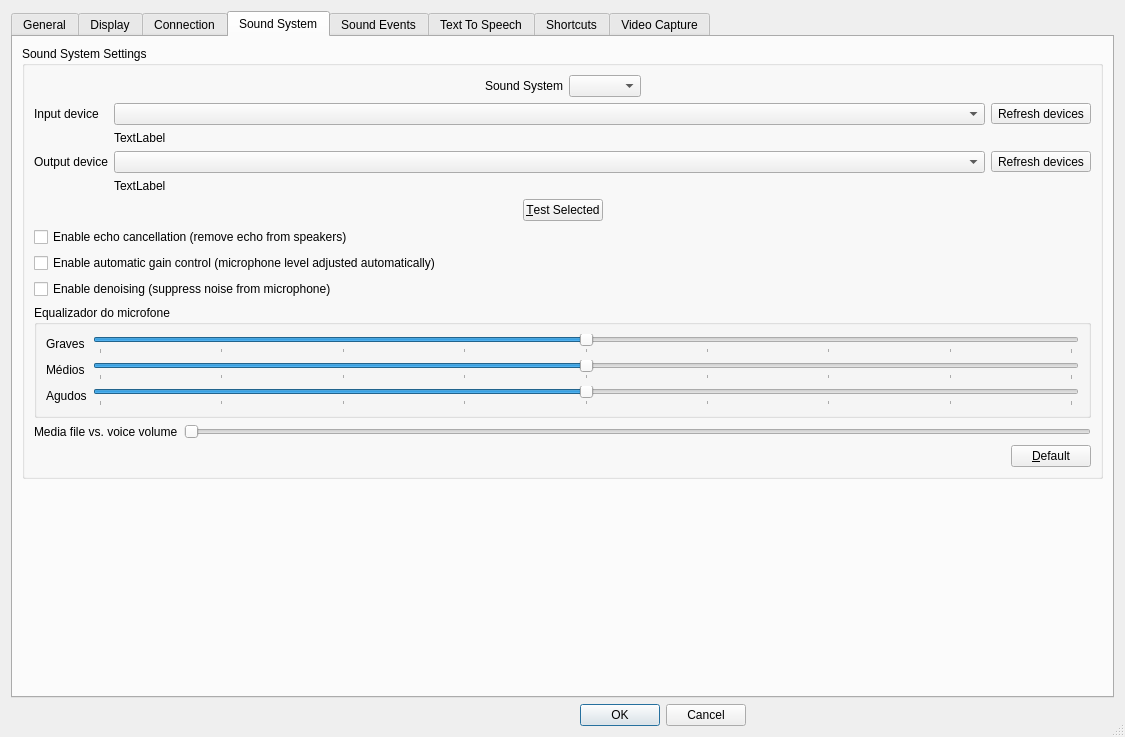
Above: Client/qtTeamTalk/preferences.ui from joao465/TeamTalk5Pro before the change. Below: the same form after it.
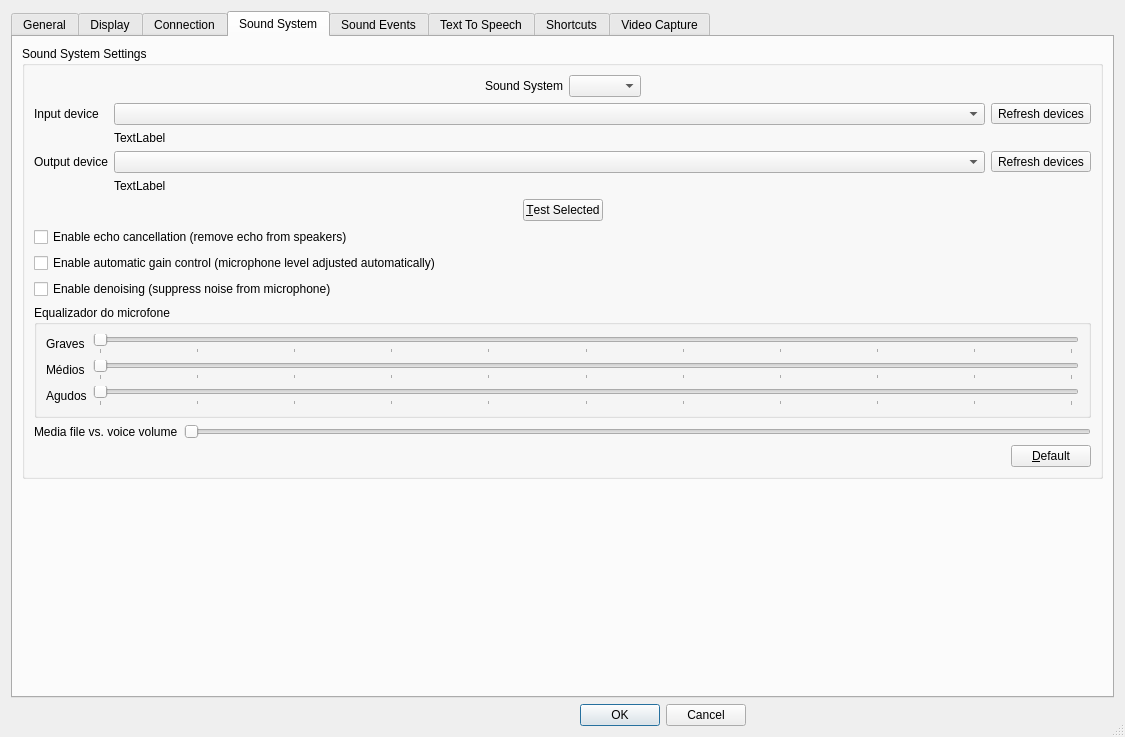
That is the form after the change. The open tabs and pages were chosen to show the change. Icons and pictures are not drawn. Custom widgets are drawn as their Qt base class.

What changed in the file:
```diff
--- a/Client/qtTeamTalk/preferences.ui
+++ b/Client/qtTeamTalk/preferences.ui
@@ -1381,10 +1381,10 @@
                 <string>Graves do equalizador do microfone</string>
                </property>
                <property name="minimum">
-                <number>-12</number>
+                <number>0</number>
                </property>
                <property name="maximum">
-                <number>12</number>
+                <number>100</number>
                </property>
                <property name="orientation">
                 <enum>Qt::Orientation::Horizontal</enum>
@@ -1393,7 +1393,7 @@
                 <enum>QSlider::TickPosition::TicksBelow</enum>
                </property>
                <property name="tickInterval">
-                <number>3</number>
+                <number>10</number>
                </property>
               </widget>
              </item>
@@ -1416,10 +1416,10 @@
                 <string>Médios do equalizador do microfone</string>
                </property>
                <property name="minimum">
-                <number>-12</number>
+                <number>0</number>
                </property>
                <property name="maximum">
-                <number>12</number>
+                <number>100</number>
                </property>
                <property name="orientation">
                 <enum>Qt::Orientation::Horizontal</enum>
@@ -1428,7 +1428,7 @@
                 <enum>QSlider::TickPosition::TicksBelow</enum>
                </property>
                <property name="tickInterval">
-                <number>3</number>
+                <number>10</number>
                </property>
               </widget>
              </item>
@@ -1451,10 +1451,10 @@
                 <string>Agudos do equalizador do microfone</string>
                </property>
                <property name="minimum">
-                <number>-12</number>
+                <number>0</number>
                </property>
                <property name="maximum">
-                <number>12</number>
+                <number>100</number>
                </property>
                <property name="orientation">
                 <enum>Qt::Orientation::Horizontal</enum>
@@ -1463,7 +1463,7 @@
                 <enum>QSlider::TickPosition::TicksBelow</enum>
                </property>
                <property name="tickInterval">
-                <number>3</number>
+                <number>10</number>
                </property>
               </widget>
              </item>
```
Left out of the diff: 6 changed lines with no effect on the pictures.
